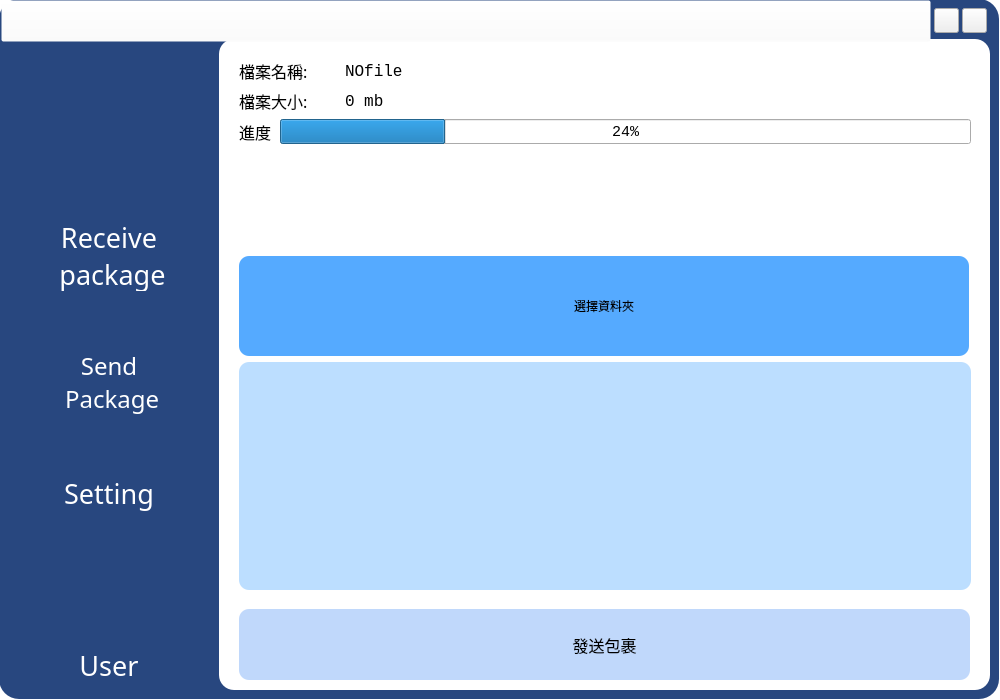
Old version of the form src/gui/MainWindow.ui in the repository hmes98318/Logistics-Station.
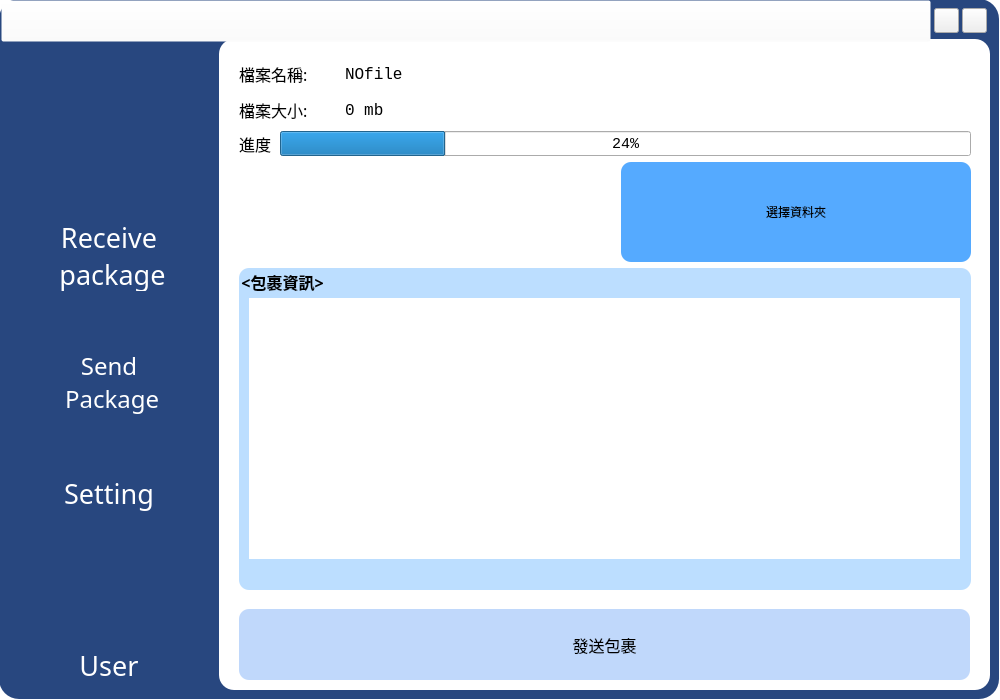
New version of the form. Icons and pictures are not drawn.

Diff of the .ui file:
```diff
--- a/src/gui/MainWindow.ui
+++ b/src/gui/MainWindow.ui
@@ -762,16 +762,24 @@
         </layout>
        </item>
        <item>
+        <layout class="QHBoxLayout" name="horizontalLayout_4">
+         <property name="spacing">
+          <number>0</number>
+         </property>
+         <property name="sizeConstraint">
+          <enum>QLayout::SetDefaultConstraint</enum>
+         </property>
+         <item>
         <widget class="QPushButton" name="button_SelectfFile">
          <property name="minimumSize">
           <size>
-           <width>730</width>
+             <width>350</width>
            <height>100</height>
           </size>
          </property>
          <property name="maximumSize">
           <size>
-           <width>730</width>
+             <width>350</width>
            <height>100</height>
           </size>
          </property>
@@ -784,17 +792,30 @@
          </property>
         </widget>
        </item>
+         <item>
+          <spacer name="horizontalSpacer_3">
+           <property name="orientation">
+            <enum>Qt::Horizontal</enum>
+           </property>
+           <property name="sizeHint" stdset="0">
+            <size>
+             <width>40</width>
+             <height>20</height>
+            </size>
+           </property>
+          </spacer>
+         </item>
        <item>
         <widget class="QPushButton" name="button_SelectfFolder">
          <property name="minimumSize">
           <size>
-           <width>730</width>
+             <width>350</width>
            <height>100</height>
           </size>
          </property>
          <property name="maximumSize">
           <size>
-           <width>730</width>
+             <width>350</width>
            <height>100</height>
           </size>
          </property>
@@ -807,8 +828,41 @@
          </property>
         </widget>
        </item>
+        </layout>
+       </item>
        <item>
+        <widget class="QGroupBox" name="GroupBox_SendboxKey">
+         <property name="minimumSize">
+          <size>
+           <width>0</width>
+           <height>300</height>
+          </size>
+         </property>
+         <property name="font">
+          <font>
+           <family>微軟正黑體</family>
+           <pointsize>12</pointsize>
+           <weight>75</weight>
+           <bold>true</bold>
+          </font>
+         </property>
+         <property name="styleSheet">
+          <string notr="true">#GroupBox_SendboxKey{border-radius: 10px;
+border-color: rgb(62, 127, 177);
+background-color: rgba(85, 170, 255, 100);}</string>
+         </property>
+         <property name="title">
+          <string>&lt;包裹資訊&gt;</string>
+         </property>
         <widget class="QListWidget" name="listWidget_Sendpackage">
+          <property name="geometry">
+           <rect>
+            <x>10</x>
+            <y>30</y>
+            <width>711</width>
+            <height>261</height>
+           </rect>
+          </property>
          <property name="font">
           <font>
            <family>Consolas</family>
@@ -818,13 +872,13 @@
           </font>
          </property>
          <property name="styleSheet">
-          <string notr="true">border-radius: 10px;
-border-color: rgb(62, 127, 177);
-background-color: rgba(85, 170, 255, 100);</string>
+           <string notr="true">border-color: rgb(62, 127, 177);
+border-radius: 10px;</string>
          </property>
          <property name="flow">
           <enum>QListView::TopToBottom</enum>
          </property>
+         </widget>
         </widget>
        </item>
       </layout>
```
Lines whose indentation alone changed are shown as unchanged.
